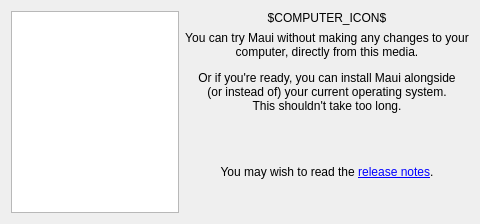
This is src/pages/welcomepage.ui in maui-pss/maui-installer as Qt 5 draws it before an edit. The edited form follows.
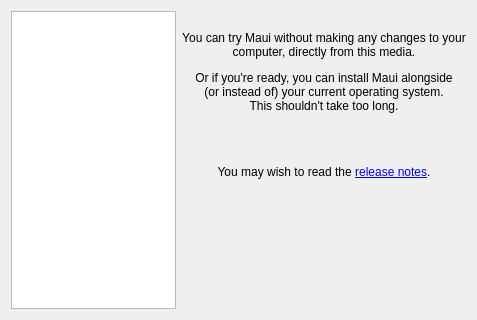
This is the edited form. Icons and pictures are not drawn.

Commit message:
Include Maui logo with resources instead of using start-here icon
We provide a properly sized raster Maui logo.

What changed in the file:
```diff
--- a/src/pages/welcomepage.ui
+++ b/src/pages/welcomepage.ui
@@ -6,8 +6,8 @@
    <rect>
     <x>0</x>
     <y>0</y>
-    <width>480</width>
-    <height>224</height>
+    <width>477</width>
+    <height>320</height>
    </rect>
   </property>
   <layout class="QHBoxLayout" name="horizontalLayout">
@@ -24,9 +24,9 @@
    <item>
     <layout class="QVBoxLayout" name="verticalLayout">
      <item>
-      <widget class="QLabel" name="computerIcon">
-       <property name="text">
-        <string notr="true">$COMPUTER_ICON$</string>
+      <widget class="QLabel" name="mauiIcon">
+       <property name="pixmap">
+        <pixmap resource="../installer.qrc">:/images/m.png</pixmap>
        </property>
        <property name="alignment">
         <set>Qt::AlignCenter</set>
```
Left out of the diff: 4 changed lines with no effect on the pictures. The commit also changes 8 other files.
